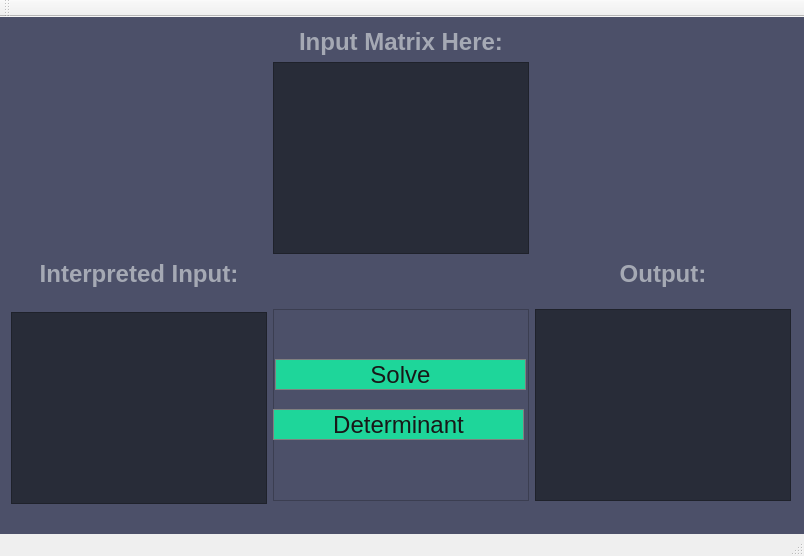
Above: calculator.ui from DevonVipond/Matrix-Calculator before the change. Below: the same form after it.
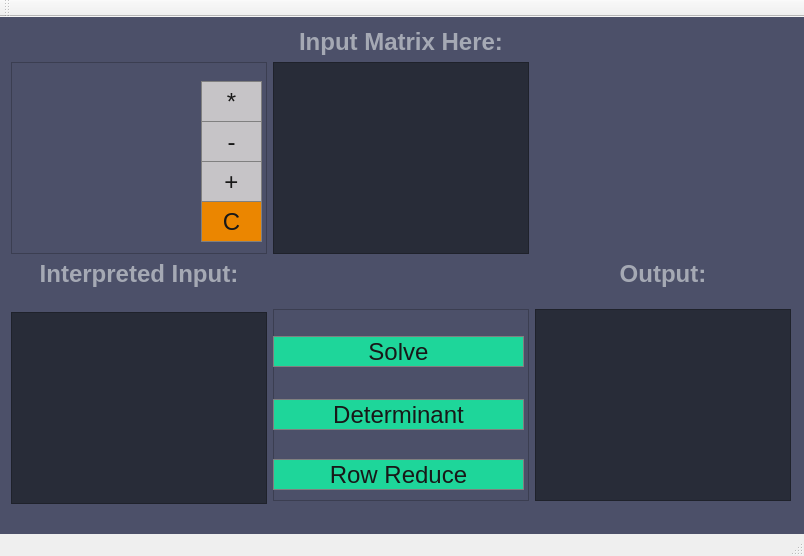
That is the form after the change.

Patch:
```diff
--- a/calculator.ui
+++ b/calculator.ui
@@ -47,8 +47,8 @@
       <widget class="QPushButton" name="solve">
        <property name="geometry">
         <rect>
-         <x>2</x>
-         <y>50</y>
+         <x>0</x>
+         <y>27</y>
          <width>251</width>
          <height>31</height>
         </rect>
@@ -79,7 +79,7 @@
        <property name="geometry">
         <rect>
          <x>0</x>
-         <y>100</y>
+         <y>90</y>
          <width>251</width>
          <height>31</height>
         </rect>
@@ -106,25 +106,37 @@
         <string>Determinant</string>
        </property>
       </widget>
-     </widget>
-    </item>
-    <item row="7" column="0" rowspan="6">
-     <widget class="QTextEdit" name="interpretedInput">
-      <property name="sizePolicy">
-       <sizepolicy hsizetype="Fixed" vsizetype="Fixed">
-        <horstretch>0</horstretch>
-        <verstretch>0</verstretch>
-       </sizepolicy>
-      </property>
-      <property name="styleSheet">
-       <string notr="true">QTextEdit{
-	background-color: rgb(40,44,56);
-	color: rgb(186,190,199);
-	font: 15pt;
+      <widget class="QPushButton" name="row_reduction">
+       <property name="geometry">
+        <rect>
+         <x>0</x>
+         <y>150</y>
+         <width>251</width>
+         <height>31</height>
+        </rect>
+       </property>
+       <property name="styleSheet">
+        <string notr="true">QPushButton{
+	background-color: #1ed69a;
+	font: 18pt;
+	color:rgb(24, 24, 24);
+	border: 1px solid gray;
+	padding: 5px;
+	
 }
 
-</string>
-      </property>
+QPushButton::pressed{
+	background-color: #1ed69a;
+	font: 18pt;
+	color:rgb(24, 24, 24)
+	border: 1px solid gray;
+	padding: 5px;
+}</string>
+       </property>
+       <property name="text">
+        <string>Row Reduce</string>
+       </property>
+      </widget>
      </widget>
     </item>
     <item row="3" column="0">
@@ -142,6 +154,25 @@
       </property>
      </widget>
     </item>
+    <item row="7" column="0" rowspan="6">
+     <widget class="QTextEdit" name="interpretedInput">
+      <property name="sizePolicy">
+       <sizepolicy hsizetype="Fixed" vsizetype="Fixed">
+        <horstretch>0</horstretch>
+        <verstretch>0</verstretch>
+       </sizepolicy>
+      </property>
+      <property name="styleSheet">
+       <string notr="true">QTextEdit{
+	background-color: rgb(40,44,56);
+	color: rgb(186,190,199);
+	font: 15pt;
+}
+
+</string>
+      </property>
+     </widget>
+    </item>
     <item row="9" column="2">
      <widget class="QTextEdit" name="output">
       <property name="sizePolicy">
@@ -216,6 +247,140 @@
       </property>
      </widget>
     </item>
+    <item row="1" column="0">
+     <widget class="QFrame" name="frame_2">
+      <property name="frameShape">
+       <enum>QFrame::StyledPanel</enum>
+      </property>
+      <property name="frameShadow">
+       <enum>QFrame::Raised</enum>
+      </property>
+      <widget class="QPushButton" name="add">
+       <property name="geometry">
+        <rect>
+         <x>190</x>
+         <y>99</y>
+         <width>61</width>
+         <height>41</height>
+        </rect>
+       </property>
+       <property name="styleSheet">
+        <string notr="true">QPushButton{
+	background-color: #c6c4c7;
+	font: 18pt;
+	color:rgb(24, 24, 24);
+	border: 1px solid gray;
+	padding: 5px;
+	
+}
+
+QPushButton::pressed{
+	background-color: #c6c4c7;
+	font: 18pt;
+	color:rgb(24, 24, 24)
+	border: 1px solid gray;
+	padding: 5px;
+}</string>
+       </property>
+       <property name="text">
+        <string>+</string>
+       </property>
+      </widget>
+      <widget class="QPushButton" name="clear">
+       <property name="geometry">
+        <rect>
+         <x>190</x>
+         <y>139</y>
+         <width>61</width>
+         <height>41</height>
+        </rect>
+       </property>
+       <property name="styleSheet">
+        <string notr="true">QPushButton{
+	background-color: #eb8600;
+	font: 18pt;
+	color:rgb(24, 24, 24);
+	border: 1px solid gray;
+	padding: 5px;
+	
+}
+
+QPushButton::pressed{
+	background-color: #eb8600;
+	font: 18pt;
+	color:rgb(24, 24, 24)
+	border: 1px solid gray;
+	padding: 5px;
+}</string>
+       </property>
+       <property name="text">
+        <string>C</string>
+       </property>
+      </widget>
+      <widget class="QPushButton" name="subtract">
+       <property name="geometry">
+        <rect>
+         <x>190</x>
+         <y>59</y>
+         <width>61</width>
+         <height>41</height>
+        </rect>
+       </property>
+       <property name="styleSheet">
+        <string notr="true">QPushButton{
+	background-color: #c6c4c7;
+	font: 18pt;
+	color:rgb(24, 24, 24);
+	border: 1px solid gray;
+	padding: 5px;
+	
+}
+
+QPushButton::pressed{
+	background-color: #c6c4c7;
+	font: 18pt;
+	color:rgb(24, 24, 24)
+	border: 1px solid gray;
+	padding: 5px;
+}</string>
+       </property>
+       <property name="text">
+        <string>-</string>
+       </property>
+      </widget>
+      <widget class="QPushButton" name="mult">
+       <property name="geometry">
+        <rect>
+         <x>190</x>
+         <y>19</y>
+         <width>61</width>
+         <height>41</height>
+        </rect>
+       </property>
+       <property name="styleSheet">
+        <string notr="true">QPushButton{
+	background-color: #c6c4c7;
+	font: 18pt;
+	color:rgb(24, 24, 24);
+	border: 1px solid gray;
+	padding: 5px;
+	
+}
+
+QPushButton::pressed{
+	background-color: #c6c4c7;
+	font: 18pt;
+	color:rgb(24, 24, 24)
+	border: 1px solid gray;
+	padding: 5px;
+}</string>
+       </property>
+       <property name="text">
+        <string>*</string>
+       </property>
+      </widget>
+     </widget>
+    </item>
    </layout>
   </widget>
   <widget class="QMenuBar" name="menuBar">
```
